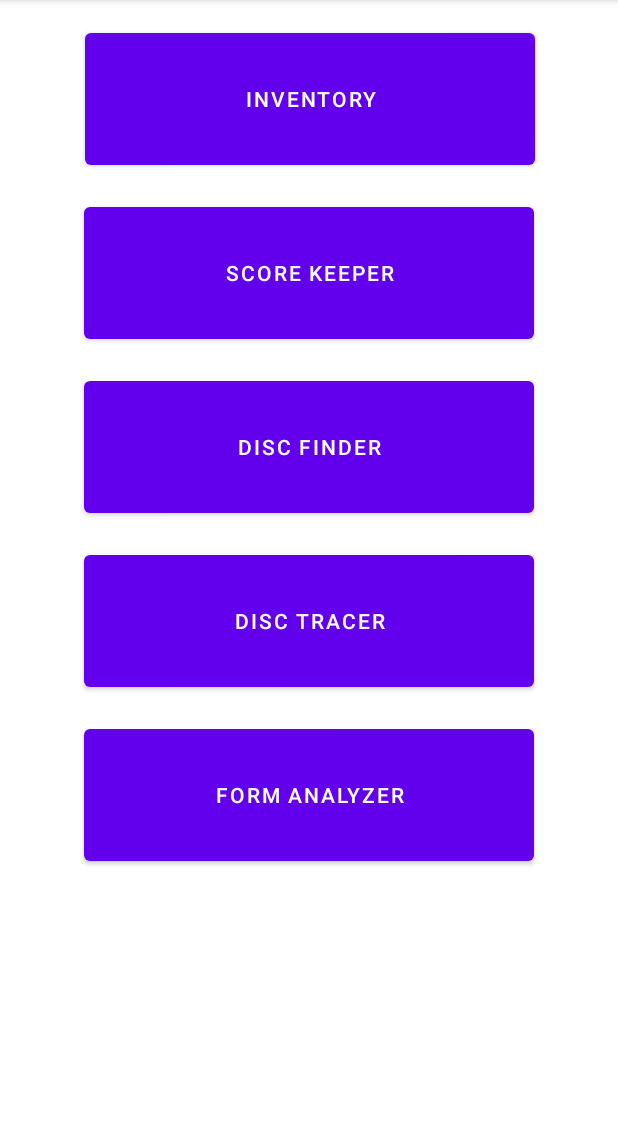
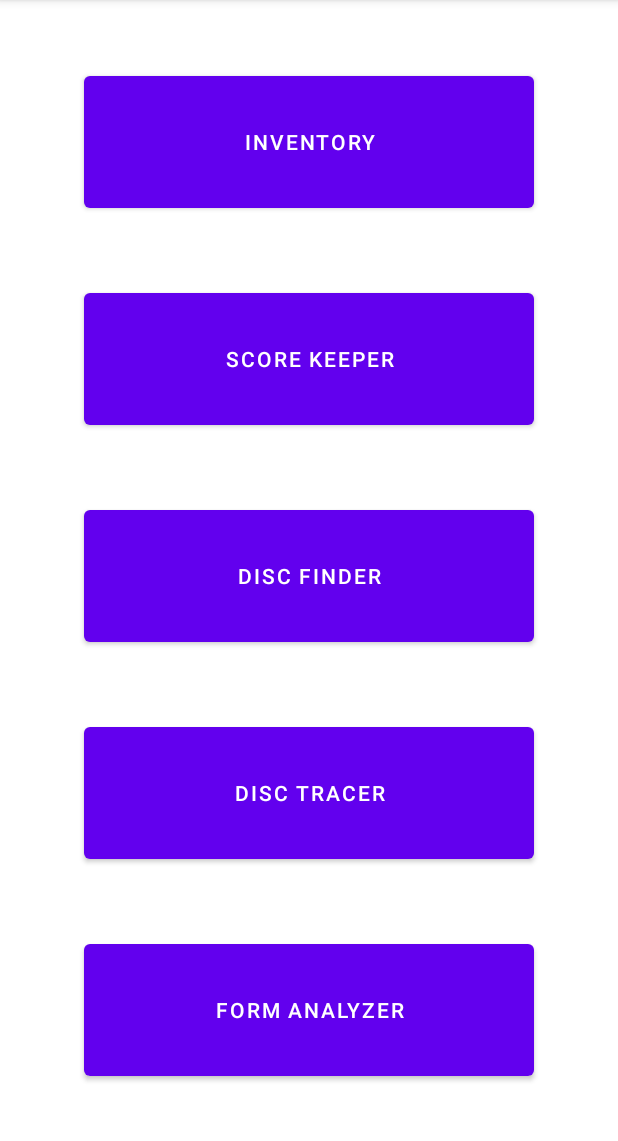
Before and after one commit to ColtonJacobson23/DiscGolfApp, an Android app: the screen it shows after launch (MainActivity), on a phone screen of 412 x 824 dp, the part 84-1225 px from its top. Run offline under Robolectric (Android 15) with nearby library versions, the light colour scheme and no system bars.

Commit message:
Added constraint to center vertically for Main Activity.

```diff
--- a/discgolfapp_v1/app/src/main/res/layout/main_activity.xml
+++ b/discgolfapp_v1/app/src/main/res/layout/main_activity.xml
@@ -8,60 +8,64 @@
     tools:context=".MainActivity">
 
     <Button
-        android:id="@+id/discFinderButton"
+        android:id="@+id/inventory_button"
         android:layout_width="300dp"
         android:layout_height="100dp"
-        android:layout_marginTop="16dp"
-        android:onClick="startDiscFinderActivity"
-        android:text="@string/disc_finder_name"
-        app:layout_constraintEnd_toEndOf="parent"
-        app:layout_constraintStart_toStartOf="parent"
-        app:layout_constraintTop_toBottomOf="@+id/scoreKeeperButton" />
-
-    <Button
-        android:id="@+id/inventoryButton"
-        android:layout_width="300dp"
-        android:layout_height="100dp"
-        android:layout_marginTop="16dp"
         android:onClick="startInventoryActivity"
         android:text="@string/inventory_name"
+        app:layout_constraintBottom_toTopOf="@+id/score_keeper_button"
         app:layout_constraintEnd_toEndOf="parent"
-        app:layout_constraintHorizontal_bias="0.504"
+        app:layout_constraintHorizontal_bias="0.5"
         app:layout_constraintStart_toStartOf="parent"
         app:layout_constraintTop_toTopOf="parent" />
 
     <Button
-        android:id="@+id/scoreKeeperButton"
+        android:id="@+id/score_keeper_button"
         android:layout_width="300dp"
         android:layout_height="100dp"
-        android:layout_marginTop="16dp"
         android:fontFamily="sans-serif-medium"
         android:onClick="startScoreKeeperActivity"
         android:text="@string/score_keeper_name"
+        app:layout_constraintBottom_toTopOf="@+id/disc_finder_button"
         app:layout_constraintEnd_toEndOf="parent"
+        app:layout_constraintHorizontal_bias="0.5"
         app:layout_constraintStart_toStartOf="parent"
-        app:layout_constraintTop_toBottomOf="@+id/inventoryButton" />
+        app:layout_constraintTop_toBottomOf="@+id/inventory_button" />
 
     <Button
-        android:id="@+id/discTracerButton"
+        android:id="@+id/disc_finder_button"
         android:layout_width="300dp"
         android:layout_height="100dp"
-        android:layout_marginTop="16dp"
+        android:onClick="startDiscFinderActivity"
+        android:text="@string/disc_finder_name"
+        app:layout_constraintBottom_toTopOf="@+id/disc_tracer_button"
+        app:layout_constraintEnd_toEndOf="parent"
+        app:layout_constraintHorizontal_bias="0.5"
+        app:layout_constraintStart_toStartOf="parent"
+        app:layout_constraintTop_toBottomOf="@+id/score_keeper_button" />
+
+    <Button
+        android:id="@+id/disc_tracer_button"
+        android:layout_width="300dp"
+        android:layout_height="100dp"
         android:onClick="startDiscTracerActivity"
         android:text="@string/disc_tracer_name"
+        app:layout_constraintBottom_toTopOf="@+id/form_analyzer_button"
         app:layout_constraintEnd_toEndOf="parent"
+        app:layout_constraintHorizontal_bias="0.5"
         app:layout_constraintStart_toStartOf="parent"
-        app:layout_constraintTop_toBottomOf="@+id/discFinderButton" />
+        app:layout_constraintTop_toBottomOf="@+id/disc_finder_button" />
 
     <Button
-        android:id="@+id/formAnalyzerButton"
+        android:id="@+id/form_analyzer_button"
         android:layout_width="300dp"
         android:layout_height="100dp"
-        android:layout_marginTop="16dp"
         android:onClick="startFormAnalyzerActivity"
         android:text="@string/form_analyzer_name"
+        app:layout_constraintBottom_toBottomOf="parent"
         app:layout_constraintEnd_toEndOf="parent"
+        app:layout_constraintHorizontal_bias="0.5"
         app:layout_constraintStart_toStartOf="parent"
-        app:layout_constraintTop_toBottomOf="@+id/discTracerButton" />
+        app:layout_constraintTop_toBottomOf="@+id/disc_tracer_button" />
 
 </androidx.constraintlayout.widget.ConstraintLayout>
```
